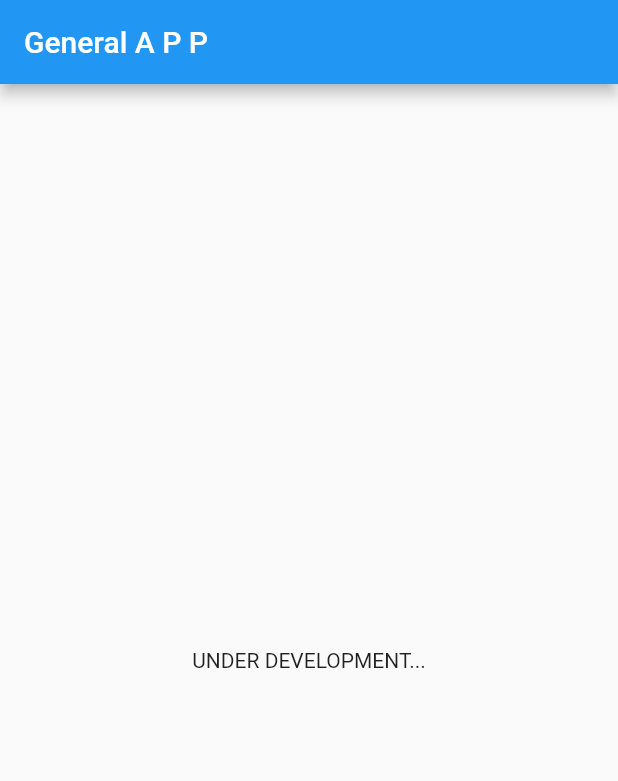
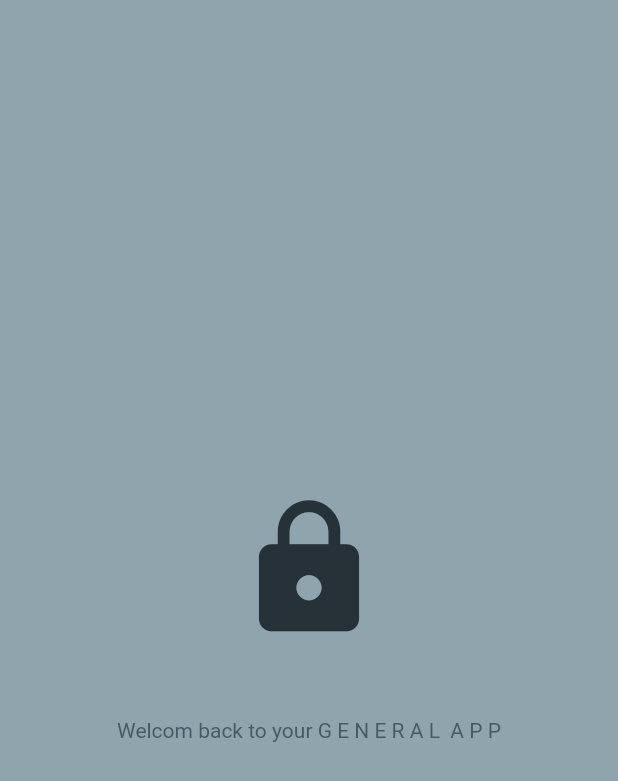
Before and after one commit to hamzeedev/flutter-general-app-ui, a Flutter app: the screen it shows after launch, on a phone screen of 412 x 824 dp. Shown: the top 781 px of the screen. Run offline on Flutter 3.47's test engine with Material 2 defaults, Android fonts, the light colour scheme and no system bars.

Commit message:
stop work on this until customized textfield

```diff
--- a/lib/screens/LoginScreen.dart
+++ b/lib/screens/LoginScreen.dart
@@ -1,6 +1,7 @@
 import 'package:flutter/material.dart';
 import 'package:flutter/src/widgets/framework.dart';
 import 'package:flutter/src/widgets/placeholder.dart';
+import 'package:mini/homeScreen.dart';
 
 class LoginScreen extends StatefulWidget {
   const LoginScreen({super.key});
@@ -10,13 +11,61 @@ class LoginScreen extends StatefulWidget {
 }
 
 class _LoginScreenState extends State<LoginScreen> {
+  // method to nevigate from login to Home Screen...
+  void userLogin() {
+    Navigator.pop(context);
+    Navigator.push(
+        context,
+        MaterialPageRoute(
+          builder: (context) => const HomeScreen(),
+        )
+        );
+  }
+
   @override
   Widget build(BuildContext context) {
     return Scaffold(
-      appBar: AppBar(title: Text('General A P P')),
-      body: Center(
-        child: Text('UNDER DEVELOPMENT...'),
-        ),
+      backgroundColor: Colors.blueGrey[300],
+      body: SafeArea(
+        child: Center(
+          child: SingleChildScrollView(
+            child: Column(
+              mainAxisAlignment: MainAxisAlignment.center,
+              children: [
+
+
+                const SizedBox(height: 50),
+
+                // app logo...
+                Icon(
+                  Icons.lock,
+                  size: 100,
+                  color: Colors.blueGrey[900],
+                  ),
+
+                const SizedBox(height: 50),
+
+                // welcome note of app
+                Text(
+                  'Welcom back to your G E N E R A L  A P P',
+                  style: TextStyle(
+                    color: Colors.blueGrey[700],
+                    fontSize: 14,
+                  ),
+                ),
+
+                const SizedBox(height: 50),
+
+                // Username Customized Textfield...
+                // Password Customized Textfield...
+
+
+
+              ],
+            )
+            ),
+        )
+         ),
     );
   }
 }
```
